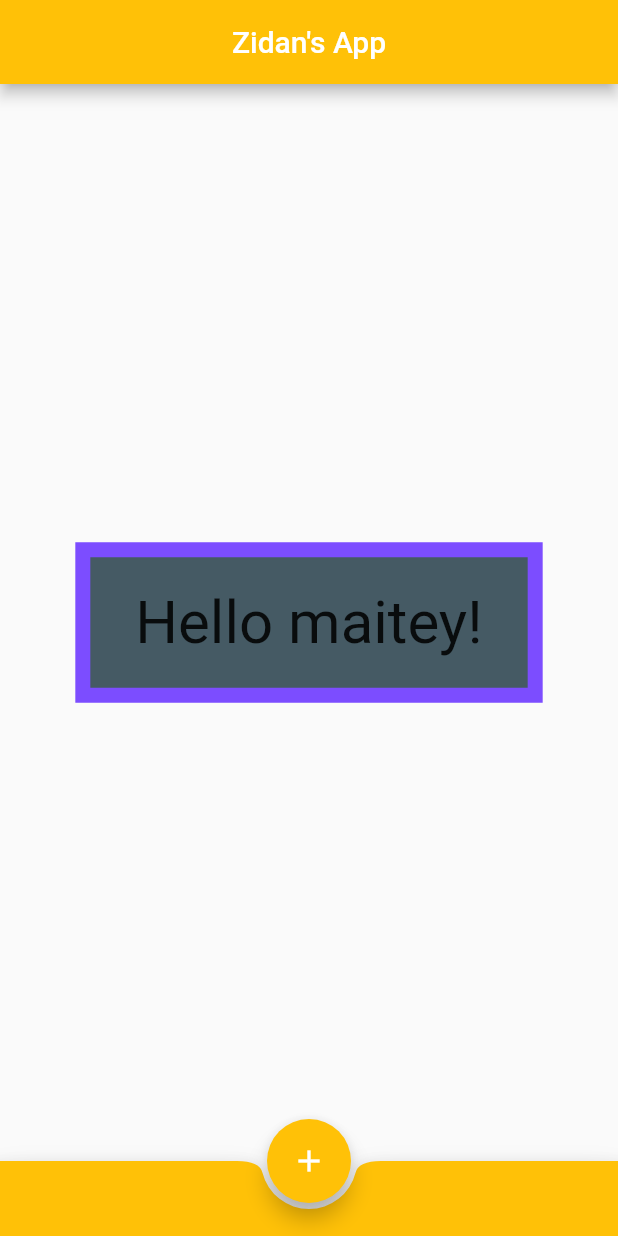
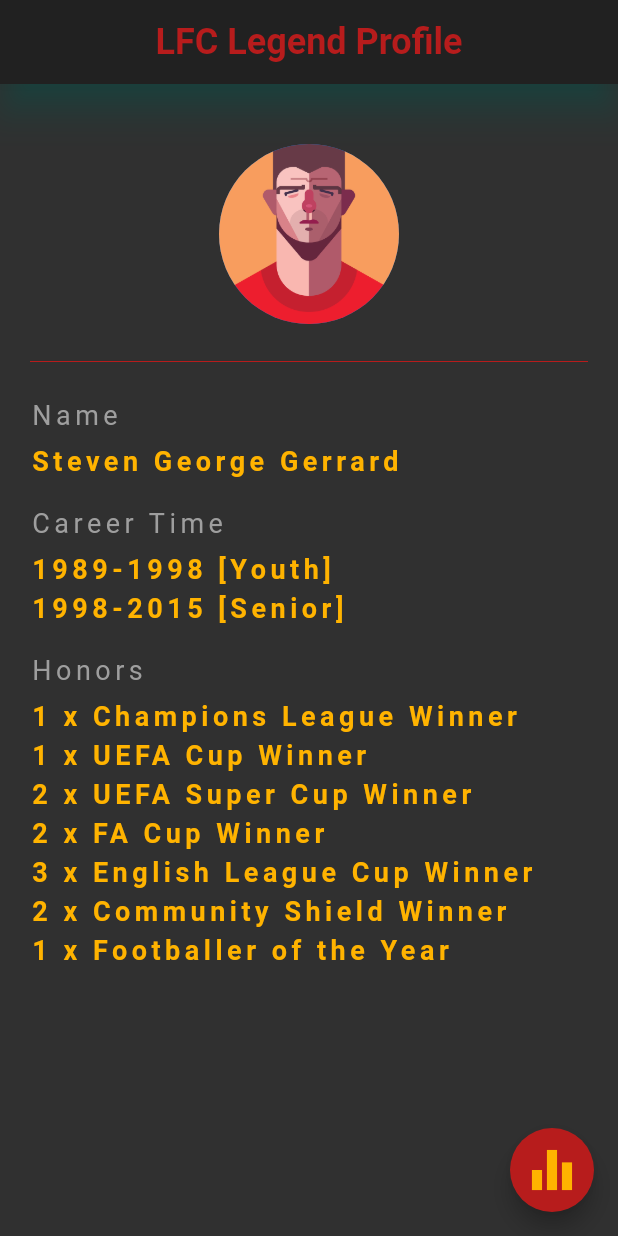
Before and after one commit to musrah13/my_first_flutter_app, a Flutter app: the screen it shows after launch, on a phone screen of 412 x 824 dp. Run offline on Flutter 3.47's test engine with Material 2 defaults, Android fonts, the phone set to English and light mode, and no system bars.

Commit message:
lfc legend id mini project complete

```diff
--- a/lib/main.dart
+++ b/lib/main.dart
@@ -2,47 +2,181 @@
 
 void main() {
   runApp(MaterialApp(
-    home: Home(),
+    home: LfcLegendId(),
   ));
 }
 
-class Home extends StatelessWidget {
+class LfcLegendId extends StatelessWidget {
   @override
   Widget build(BuildContext context) {
     return Scaffold(
+      backgroundColor: Colors.grey[850],
       appBar: AppBar(
-        backgroundColor: Colors.amber,
-        title: Text("Zidan's App"),
+        title: Text(
+          'LFC Legend Profile',
+          style: TextStyle(
+            color: Colors.red[900],
+            fontWeight: FontWeight.bold,
+            fontSize: 24,
+          ),
+        ),
         centerTitle: true,
+        elevation: 10.0,
+        backgroundColor: Colors.grey[900],
+        shadowColor: Colors.teal,
       ),
-      body: Center(
-        child: Container(
-          //margin: EdgeInsets.fromLTRB(50, 30, 0, 0),
-          padding: EdgeInsets.symmetric(vertical: 20, horizontal: 30),
-          decoration: BoxDecoration(
-            border: Border.all(color: Colors.deepPurpleAccent, width: 10),
-            color: Colors.blueGrey[700],
-          ),
-          child: Text(
-            'Hello maitey!',
-            style: TextStyle(
-              fontSize: 40,
+      body: Padding(
+        padding: EdgeInsets.fromLTRB(20, 40, 20, 0),
+        child: Column(
+          crossAxisAlignment: CrossAxisAlignment.start,
+          children: <Widget>[
+            Center(
+              child: CircleAvatar(
+                radius: 60,
+                backgroundImage: AssetImage('assets/sg8.png'),
+              ),
             ),
-          ),
+            Divider(
+              height: 50,
+              color: Colors.red[900],
+            ),
+            Text(
+              'Name',
+              style: TextStyle(
+                color: Colors.grey,
+                fontSize: 18,
+                letterSpacing: 3,
+              ),
+            ),
+            SizedBox(height: 10,),
+            Text(
+              'Steven George Gerrard',
+              style: TextStyle(
+                color: Colors.amber[600],
+                fontSize: 18,
+                fontWeight: FontWeight.bold,
+                letterSpacing: 3,
+              ),
+            ),
+            SizedBox(height: 20,),
+            Text(
+              'Career Time',
+              style: TextStyle(
+                color: Colors.grey,
+                fontSize: 18,
+                letterSpacing: 3,
+              ),
+            ),
+            SizedBox(height: 10,),
+            Text(
+              '1989-1998 [Youth]',
+              style: TextStyle(
+                color: Colors.amber[600],
+                fontSize: 18,
+                fontWeight: FontWeight.bold,
+                letterSpacing: 3,
+              ),
+            ),
+            SizedBox(height: 5,),
+            Text(
+              '1998-2015 [Senior]',
+              style: TextStyle(
+                color: Colors.amber[600],
+                fontSize: 18,
+                fontWeight: FontWeight.bold,
+                letterSpacing: 3,
+              ),
+            ),
+            SizedBox(height: 20,),
+            Text(
+              'Honors',
+              style: TextStyle(
+                color: Colors.grey,
+                fontSize: 18,
+                letterSpacing: 3,
+              ),
+            ),
+            SizedBox(height: 10,),
+            Text(
+              '1 x Champions League Winner',
+              style: TextStyle(
+                color: Colors.amber[600],
+                fontSize: 18,
+                fontWeight: FontWeight.bold,
+                letterSpacing: 3,
+              ),
+            ),
+            SizedBox(height: 5,),
+            Text(
+              '1 x UEFA Cup Winner',
+              style: TextStyle(
+                color: Colors.amber[600],
+                fontSize: 18,
+                fontWeight: FontWeight.bold,
+                letterSpacing: 3,
+              ),
+            ),
+            SizedBox(height: 5,),
+            Text(
+              '2 x UEFA Super Cup Winner',
+              style: TextStyle(
+                color: Colors.amber[600],
+                fontSize: 18,
+                fontWeight: FontWeight.bold,
+                letterSpacing: 3,
+              ),
+            ),
+            SizedBox(height: 5,),
+            Text(
+              '2 x FA Cup Winner',
+              style: TextStyle(
+                color: Colors.amber[600],
+                fontSize: 18,
+                fontWeight: FontWeight.bold,
+                letterSpacing: 3,
+              ),
+            ),
+            SizedBox(height: 5,),
+            Text(
+              '3 x English League Cup Winner',
+              style: TextStyle(
+                color: Colors.amber[600],
+                fontSize: 18,
+                fontWeight: FontWeight.bold,
+                letterSpacing: 3,
+              ),
+            ),
+            SizedBox(height: 5,),
+            Text(
+              '2 x Community Shield Winner',
+              style: TextStyle(
+                color: Colors.amber[600],
+                fontSize: 18,
+                fontWeight: FontWeight.bold,
+                letterSpacing: 3,
+              ),
+            ),
+            SizedBox(height: 5,),
+            Text(
+              '1 x Footballer of the Year',
+              style: TextStyle(
+                color: Colors.amber[600],
+                fontSize: 18,
+                fontWeight: FontWeight.bold,
+                letterSpacing: 3,
+              ),
+            ),
+          ],
         ),
       ),
       floatingActionButton: FloatingActionButton(
-        backgroundColor: Colors.amber,
         onPressed: () {},
-        child: Icon(Icons.add),
-      ),
-      floatingActionButtonLocation: FloatingActionButtonLocation.centerDocked,
-      bottomNavigationBar: BottomAppBar(
-        shape: CircularNotchedRectangle(),
-        color: Colors.amber,
-        child: Container(
-          height: 50.0,
+        child: Icon(
+          Icons.equalizer,
+          size: 40,
+          color: Colors.amber[600],
         ),
+        backgroundColor: Colors.red[900],
       ),
     );
   }
```
Also changed, not shown: assets/sg8.png (added).
